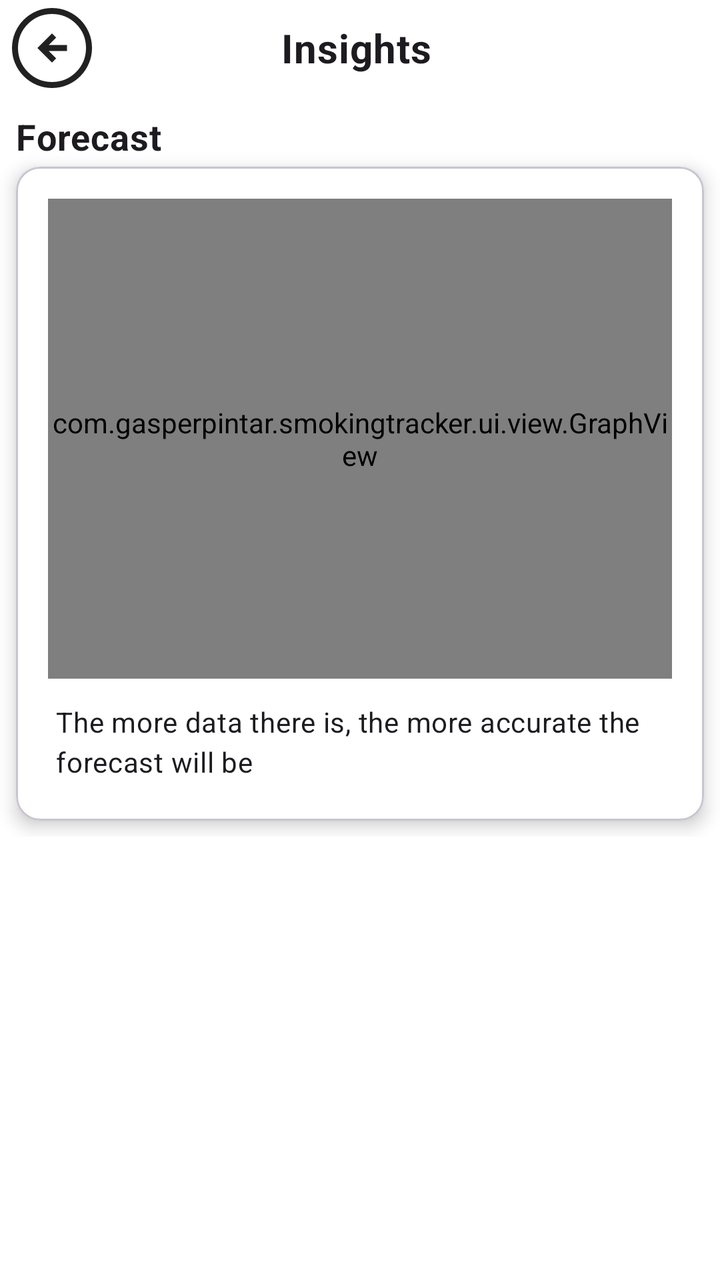
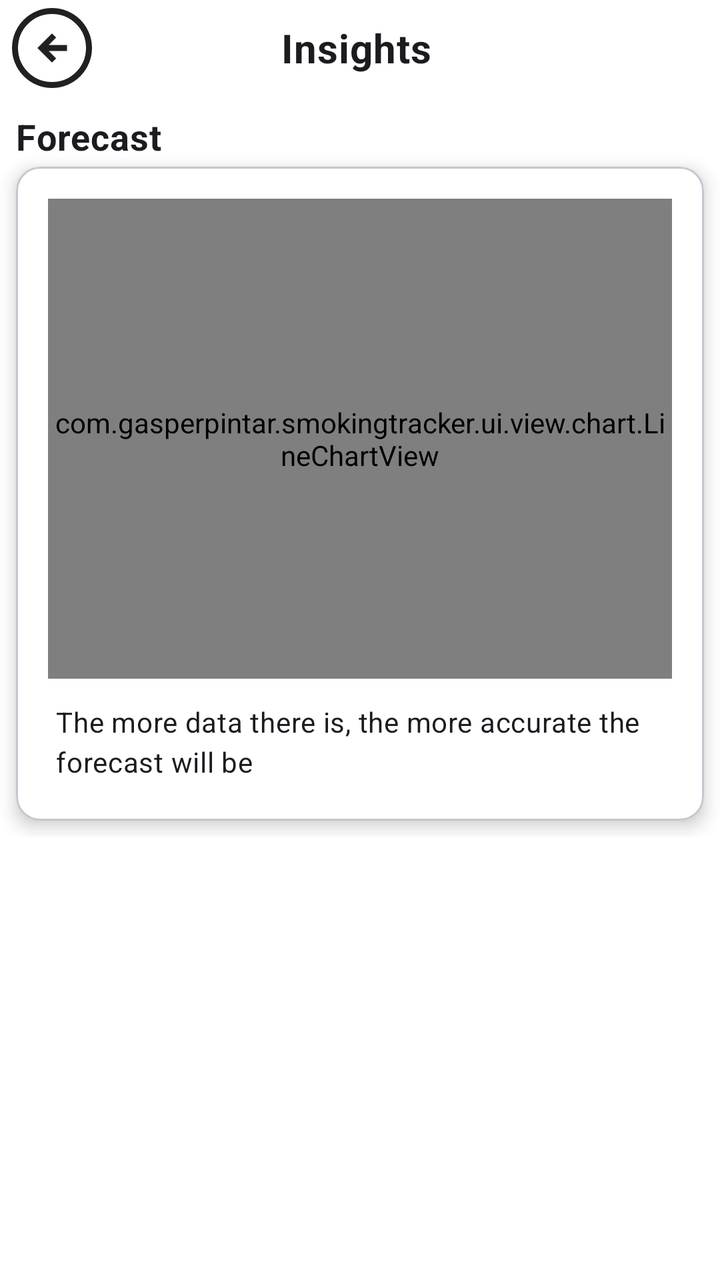

Before-and-after screenshots of an Android layout around one commit, followed by the original layout XML and the change that was made.
<!-- AndroidManifest.xml: application theme Theme.SmokingTracker.System -->
<!-- res/layout/fragment_forecast.xml -->
<?xml version="1.0" encoding="utf-8"?>
<LinearLayout xmlns:android="http://schemas.android.com/apk/res/android"
    xmlns:tools="http://schemas.android.com/tools"
    android:layout_width="match_parent"
    android:layout_height="match_parent"
    xmlns:app="http://schemas.android.com/apk/res-auto"
    android:orientation="vertical"
    tools:context=".ui.fragment.ForecastFragment">

    <LinearLayout
        android:layout_width="match_parent"
        android:layout_height="48dp"
        android:gravity="center_vertical"
        android:orientation="horizontal">

        <com.google.android.material.button.MaterialButton
            android:id="@+id/button_back"
            android:layout_width="48dp"
            android:layout_height="48dp"
            android:layout_marginStart="8dp"
            android:contentDescription="Back to previous screen"
            app:icon="@drawable/arrow_circle_left_48px"
            style="?appImageButtonStyle"
            tools:ignore="HardcodedText,VisualLintSystemUi" />

        <com.google.android.material.textview.MaterialTextView
            android:layout_width="0dp"
            android:layout_height="wrap_content"
            android:layout_weight="1"
            android:ellipsize="marquee"
            android:focusable="true"
            android:focusableInTouchMode="true"
            android:gravity="center"
            android:marqueeRepeatLimit="marquee_forever"
            android:text="@string/more_progress_insights"
            style="?appTitleSpecialStyle"
            tools:ignore="VisualLintSystemUi" />

        <Space
            android:layout_width="56dp"
            android:layout_height="1dp" />

    </LinearLayout>

    <LinearLayout
        android:layout_width="match_parent"
        android:layout_height="wrap_content"
        android:orientation="vertical">

        <com.google.android.material.textview.MaterialTextView
            android:layout_width="wrap_content"
            android:layout_height="wrap_content"
            android:layout_marginHorizontal="8dp"
            android:layout_marginTop="8dp"
            android:layout_marginBottom="3dp"
            android:text="@string/statistics_forecast"
            style="?appTitleStyle"
            tools:ignore="VisualLintSystemUi" />

        <com.google.android.material.card.MaterialCardView
            android:layout_width="match_parent"
            android:layout_height="wrap_content"
            android:layout_marginHorizontal="8dp"
            android:layout_marginBottom="8dp"
            style="?appCardStyle">

            <LinearLayout
                android:layout_width="match_parent"
                android:layout_height="wrap_content"
                android:gravity="center_horizontal"
                android:orientation="vertical"
                android:padding="16dp">

                <com.gasperpintar.smokingtracker.ui.view.GraphView
                    android:id="@+id/forecast_graph_view"
                    android:layout_width="match_parent"
                    android:layout_height="240dp" />

                <com.google.android.material.textview.MaterialTextView
                    android:layout_width="wrap_content"
                    android:layout_height="wrap_content"
                    android:layout_marginTop="8dp"
                    android:padding="4dp"
                    android:text="@string/statistics_forecast_info"
                    style="?appBodyStyle" />

            </LinearLayout>

        </com.google.android.material.card.MaterialCardView>

    </LinearLayout>

</LinearLayout>
<!-- resources referenced by this layout -->
<resources>
  <style name="Theme.SmokingTracker.Legacy" parent="Theme.SmokingTracker.Base">
          <item name="android:statusBarColor">@color/legacy_background</item>
          <item name="android:navigationBarColor">@color/legacy_background</item>
          <item name="android:windowLightStatusBar">true</item>
  
          <item name="android:colorBackground">@color/legacy_background</item>
          <item name="colorSurface">@color/legacy_on_background</item>
  
          <item name="colorPrimary">@color/legacy_primary</item>
          <item name="colorOnPrimary">@color/legacy_on_primary</item>
  
          <item name="appMenuBackground">@color/legacy_menu_background</item>
          <item name="appMenuIconTint">@color/legacy_on_background</item>
          <item name="appMenuTextColor">@color/legacy_on_background</item>
          <item name="appMenuActive">@color/legacy_on_background</item>
  
          <item name="appButtonText">@color/legacy_button_text</item>
          <item name="appButtonBackground">@color/legacy_button_background</item>
  
          <item name="appTextButtonText">@color/legacy_button_text_text</item>
          <item name="appTextButtonTextBackground">@color/legacy_button_text_background</item>
  
          <item name="appImageButtonIconTint">@color/legacy_image_button_icon_tint</item>
          <item name="appImageButtonBackground">@color/legacy_image_button_background_tint</item>
  
          <item name="appTextInputLayoutBoxColor">@color/legacy_text_input_layout_box_color</item>
          <item name="appTextInputLayoutBoxBackground">@color/legacy_text_input_layout_box_background</item>
  
          <item name="appEditTextColor">@color/legacy_edit_text_color</item>
  
          <item name="appCheckBoxColor">@color/legacy_checkbox_color</item>
          <item name="appCheckBoxTint">@color/legacy_checkbox_tint</item>
          <item name="appCheckBoxIconTint">@color/legacy_checkbox_icon_tint</item>
  
          <item name="appCardBackground">@color/legacy_card_background</item>
  
          <item name="appTabLayoutColor">@color/legacy_tab_layout_color</item>
          <item name="appTabLayoutBackground">@color/legacy_tab_layout_background</item>
          <item name="appTabLayoutIndicator">@color/legacy_tab_layout_indicator</item>
  
          <item name="appFabTint">@color/legacy_fab_tint</item>
          <item name="appFabBackgroundTint">@color/legacy_fab_background_tint</item>
  
          <item name="appSliderThumbActive">@color/legacy_slider_thumb_active</item>
          <item name="appSliderThumbInactive">@color/legacy_slider_thumb_inactive</item>
          <item name="appSliderTrackActive">@color/legacy_slider_track_active</item>
          <item name="appSliderTrackInactive">@color/legacy_slider_track_inactive</item>
          <item name="appSliderHaloColor">@color/legacy_slider_halo_color</item>
          <item name="appSliderTickActive">@color/legacy_slider_tick_active</item>
          <item name="appSliderTickInactive">@color/legacy_slider_tick_inactive</item>
  
          <item name="appDropdownColor">@color/legacy_dropdown_color</item>
          <item name="appDropdownBackgroundTint">@color/legacy_dropdown_background_tint</item>
          <item name="appDropdownActiveBackground">@color/legacy_dropdown_active_background</item>
          <item name="appDropdownHoverBackground">@color/legacy_dropdown_hover_background</item>
  
          <item name="appProgressBarIndicator">@color/legacy_progress_indicator</item>
          <item name="appProgressBarTrack">@color/legacy_progress_track</item>
  
          <item name="appDatePickerBackground">@color/legacy_date_picker_background</item>
          <item name="appDatePickerActivatedColor">@color/legacy_date_picker_activated</item>
          <item name="appDatePickerInverseColor">@color/legacy_date_picker_inverse</item>
  
          <item name="appTimePickerHeaderBackground">@color/legacy_time_picker_header_background</item>
          <item name="appTimePickerNumbersBackground">@color/legacy_time_picker_numbers_background</item>
          <item name="appTimePickerNumbersTextColor">@color/legacy_time_picker_numbers_text</item>
          <item name="appTimePickerNumbersInnerTextColor">@color/legacy_time_picker_numbers_inner_text</item>
          <item name="appTimePickerNumbersSelector">@color/legacy_time_picker_numbers_selector</item>
  
          <item name="appSwitchThumbTint">@color/legacy_switch_thumb_tint</item>
          <item name="appSwitchTrackTint">@color/legacy_switch_track_tint</item>
      </style>
  <style name="Theme.SmokingTracker.Base" parent="Theme.Material3.DayNight.NoActionBar">
          <item name="appError">@color/legacy_error</item>
          <item name="appSuccess">@color/legacy_success</item>
          <item name="appLinks">@color/legacy_links</item>
  
          <item name="appTextAppearanceStyle">@style/Legacy.TextAppearance</item>
          <item name="appTitleStyle">@style/Legacy.TextAppearance.Title</item>
          <item name="appTitleCenterStyle">@style/Legacy.TextAppearance.Title.Center</item>
          <item name="appTitleStartStyle">@style/Legacy.TextAppearance.Title.Start</item>
          <item name="appTitleSpecialStyle">@style/Legacy.TextAppearance.Title.Special</item>
          <item name="appSubtitleStyle">@style/Legacy.TextAppearance.Subtitle</item>
          <item name="appBigBodyStyle">@style/Legacy.TextAppearance.BigBody</item>
          <item name="appBodyStyle">@style/Legacy.TextAppearance.Body</item>
          <item name="appCaptionStyle">@style/Legacy.TextAppearance.Caption</item>
          <item name="appButtonStyle">@style/Legacy.Component.Button</item>
          <item name="appButtonTextStyle">@style/Legacy.Component.Button.TextButton</item>
          <item name="appButtonTextFilledStyle">@style/Legacy.Component.Button.TextButton.Filled</item>
          <item name="appImageButtonStyle">@style/Legacy.Component.ImageButton</item>
          <item name="appImageStyle">@style/Legacy.Component.Image</item>
          <item name="appTextInputLayoutStyle">@style/Legacy.Component.TextInputLayout</item>
          <item name="appEditTextStyle">@style/Legacy.Component.EditText</item>
          <item name="appCheckBoxStyle">@style/Legacy.Component.CheckBox</item>
          <item name="appCardStyle">@style/Legacy.Component.Card</item>
          <item name="appTabStyle">@style/Legacy.Component.TabLayout</item>
          <item name="appFabStyle">@style/Legacy.Component.Fab</item>
          <item name="appSliderStyle">@style/Legacy.Component.Slider</item>
          <item name="appDropdownStyle">@style/Legacy.Component.Dropdown</item>
          <item name="appProgressBarStyle">@style/Legacy.Component.ProgressBar</item>
          <item name="appTimePickerStyle">@style/Legacy.Component.TimePicker</item>
          <item name="appDatePickerStyle">@style/Legacy.Component.DatePicker</item>
          <item name="appSwitchStyle">@style/Legacy.Component.Switch</item>
          <item name="appDatePickerOverlay">@style/Legacy.ThemeOverlay.DatePicker</item>
      </style>
  <!-- unchanged entries left out for length: 97 -->
</resources>

<!-- the commit's change to res/layout/fragment_forecast.xml (unified diff, before → after) -->
@@ -71,7 +71,7 @@
                 android:orientation="vertical"
                 android:padding="16dp">
 
-                <com.gasperpintar.smokingtracker.ui.view.GraphView
+                <com.gasperpintar.smokingtracker.ui.view.chart.LineChartView
                     android:id="@+id/forecast_graph_view"
                     android:layout_width="match_parent"
                     android:layout_height="240dp" />
<!-- resource entries referenced after the edit -->
@@ -71,6 +71,15 @@
   
           <item name="appSwitchThumbTint">@color/legacy_switch_thumb_tint</item>
           <item name="appSwitchTrackTint">@color/legacy_switch_track_tint</item>
+  
+          <item name="appChartColor">@color/legacy_chart_color</item>
+          <item name="appChartGridColor">@color/legacy_chart_grid_color</item>
+          <item name="appChartTextColor">@color/legacy_chart_text_color</item>
+  
+          <item name="appToggleBackground">@color/legacy_toggle_background</item>
+          <item name="appToggleBackgroundActive">@color/legacy_toggle_background_active</item>
+          <item name="appToggleColor">@color/legacy_toggle_color</item>
+          <item name="appToggleTint">@color/legacy_toggle_tint</item>
       </style>
   <style name="Theme.SmokingTracker.Base" parent="Theme.Material3.DayNight.NoActionBar">
           <item name="appError">@color/legacy_error</item>
@@ -89,6 +98,7 @@
           <item name="appButtonStyle">@style/Legacy.Component.Button</item>
           <item name="appButtonTextStyle">@style/Legacy.Component.Button.TextButton</item>
           <item name="appButtonTextFilledStyle">@style/Legacy.Component.Button.TextButton.Filled</item>
+          <item name="appButtonToggleStyle">@style/Legacy.Component.Button.Toggle</item>
           <item name="appImageButtonStyle">@style/Legacy.Component.ImageButton</item>
           <item name="appImageStyle">@style/Legacy.Component.Image</item>
           <item name="appTextInputLayoutStyle">@style/Legacy.Component.TextInputLayout</item>
@@ -105,6 +115,19 @@
           <item name="appSwitchStyle">@style/Legacy.Component.Switch</item>
           <item name="appDatePickerOverlay">@style/Legacy.ThemeOverlay.DatePicker</item>
       </style>
+  <color name="legacy_chart_color">@color/legacy_gray</color>
+  <color name="legacy_chart_grid_color">@color/legacy_light_gray</color>
+  <color name="legacy_chart_text_color">@color/legacy_dark</color>
+  <color name="legacy_toggle_background">@color/legacy_white</color>
+  <color name="legacy_toggle_background_active">@color/legacy_gray</color>
+  <color name="legacy_toggle_color">@color/legacy_dark</color>
+  <color name="legacy_toggle_tint">@color/legacy_dark</color>
+  <style name="Legacy.Component.Button.Toggle" parent="Legacy.Component.Button.TextButton">
+          <item name="backgroundTint">@color/toggle_background</item>
+          <item name="strokeWidth">1dp</item>
+          <item name="android:textColor">?appToggleColor</item>
+          <item name="iconTint">?appToggleTint</item>
+      </style>
   <!-- unchanged entries left out for length: 97 -->
 </resources>
 
